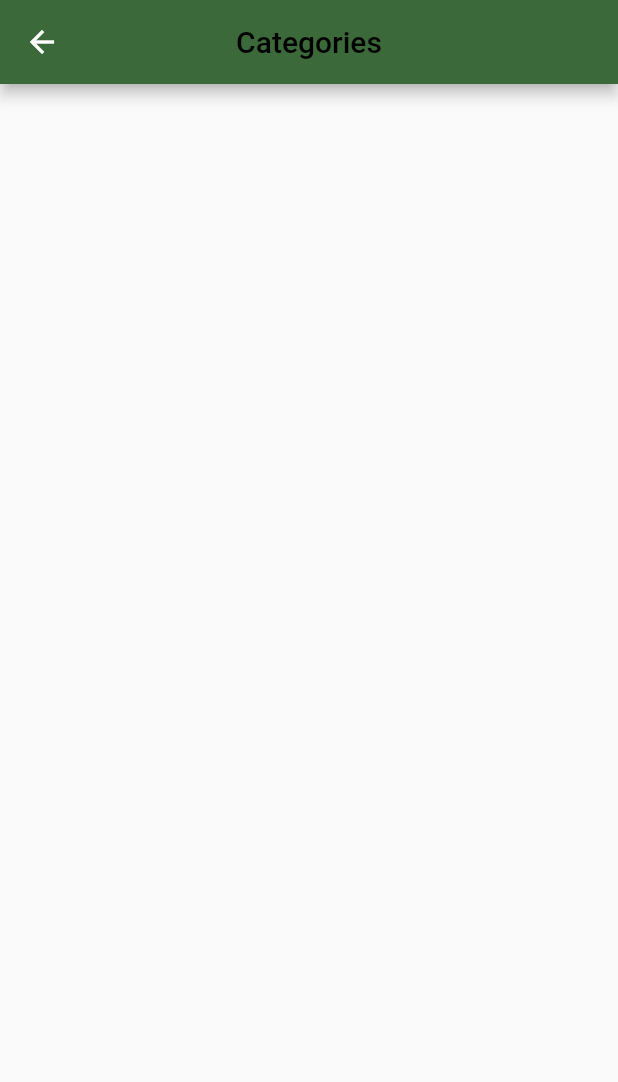
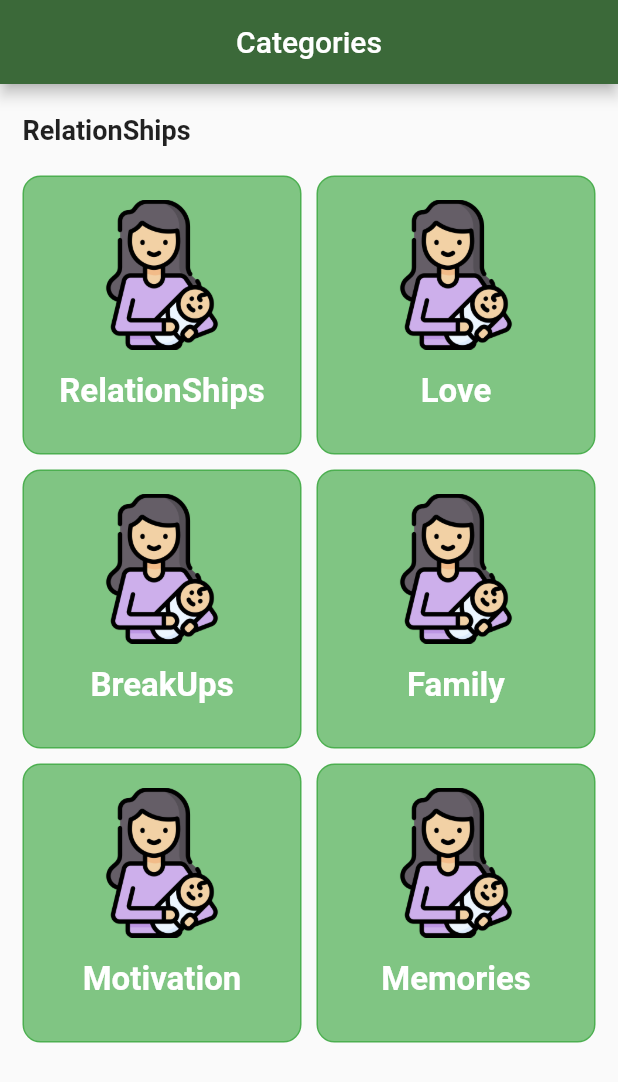
Before and after one commit to hamidhosen42/Flutter-Sms-Buddy, a Flutter app: the screen it shows after launch, on a phone screen of 412 x 824 dp. Shown: the top 1082 px of the screen. Run offline on Flutter 3.47's test engine with Material 2 defaults, Android fonts, the light colour scheme and no system bars; our stand-ins replace lottie.

Commit message:
HomeScreen

```diff
--- a/lib/screen/home_screen.dart
+++ b/lib/screen/home_screen.dart
@@ -1,4 +1,7 @@
+// ignore_for_file: prefer_const_constructors, prefer_const_literals_to_create_immutables
+
 import 'package:flutter/material.dart';
+import 'package:sms_buddy/utils/utils.dart';
 
 class HomeScreen extends StatefulWidget {
   const HomeScreen({super.key});
@@ -8,6 +11,14 @@ class HomeScreen extends StatefulWidget {
 }
 
 class _HomeScreenState extends State<HomeScreen> {
+  List smsStatusList = [
+    {"status": "RelationShips", "icon": "assets/image/mother.png"},
+    {"status": "Love", "icon": "assets/image/mother.png"},
+    {"status": "BreakUps", "icon": "assets/image/mother.png"},
+    {"status": "Family", "icon": "assets/image/mother.png"},
+    {"status": "Motivation", "icon": "assets/image/mother.png"},
+    {"status": "Memories", "icon": "assets/image/mother.png"},
+  ];
   @override
   Widget build(BuildContext context) {
     final size = MediaQuery.sizeOf(context);
@@ -16,7 +27,70 @@ class _HomeScreenState extends State<HomeScreen> {
         centerTitle: true,
         title: const Text(
           "Categories",
-          style: TextStyle(fontSize: 20, color: Colors.black),
+          style: TextStyle(fontSize: 20, color: Colors.white),
+        ),
+      ),
+      body: Padding(
+        padding: EdgeInsets.all(15),
+        child: Column(
+          crossAxisAlignment: CrossAxisAlignment.start,
+          children: [
+            const SizedBox(
+              height: 5,
+            ),
+            Text(
+              Utils.relationStatus,
+              style: TextStyle(
+                fontSize: 18,
+                fontWeight: FontWeight.bold,
+              ),
+            ),
+            const SizedBox(
+              height: 20,
+            ),
+            Expanded(
+              child: GridView.builder(
+                shrinkWrap: true,
+                primary: false,
+                physics: BouncingScrollPhysics(),
+                  itemCount: smsStatusList.length,
+                  gridDelegate: SliverGridDelegateWithFixedCrossAxisCount(
+                      crossAxisCount: 2,
+                      crossAxisSpacing: 10,
+                      mainAxisSpacing: 10),
+                  itemBuilder: (context, index) {
+                    return Container(
+                      padding: EdgeInsets.all(15),
+                      height: 100,
+                      width: 100,
+                      decoration: BoxDecoration(
+                        color: Colors.green.withOpacity(0.7),
+                          borderRadius: BorderRadius.circular(12),
+                          border: Border.all(width: 1, color: Colors.green)),
+                      child: Column(
+                        children: [
+                          Image.asset(
+                            smsStatusList[index]['icon'],
+                            width: 100,
+                            height: 100,
+                          ),
+                          SizedBox(
+                            height: 15,
+                          ),
+                          Text(
+                            smsStatusList[index]['status'],
+                            style: TextStyle(
+                              fontSize: 22,
+                              color: Colors.white,
+                              fontWeight: FontWeight.bold,
+                            ),
+                          ),
+                        ],
+                      ),
+                    );
+                  }),
+            )
+          ],
         ),
       ),
     );
--- a/lib/screen/splash_screen.dart
+++ b/lib/screen/splash_screen.dart
@@ -18,8 +18,11 @@ class _SplashScreenState extends State<SplashScreen> {
   @override
   void initState() {
     Timer(Duration(seconds: 3), () {
-      Navigator.of(context)
-          .push(MaterialPageRoute(builder: (context) => const HomeScreen()));
+      Navigator.pushAndRemoveUntil(
+          context,
+          MaterialPageRoute(
+              builder: (BuildContext context) => const HomeScreen()),
+          (route) => false);
     });
     super.initState();
   }
--- a/lib/utils/utils.dart
+++ b/lib/utils/utils.dart
@@ -3,5 +3,7 @@ class Utils{
   static const String appName = "SMS Buddy";
   static const String friendShipStatus = "FriendShip";
   static const String loveStatus = "Love";
+  static const String breakUpStatus = "Breakup";
   static const String familyStatus = "Family";
+  static const String relationStatus = "RelationShips";
 }
```
Also changed, not shown: assets/image/mother.png (added).
